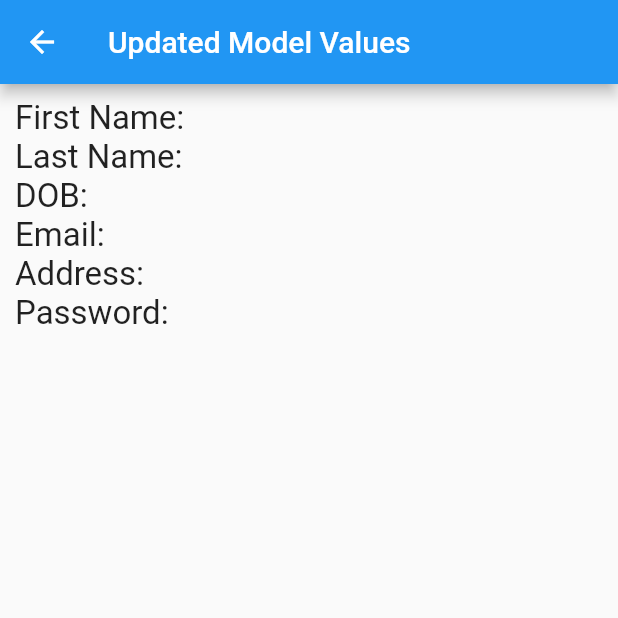
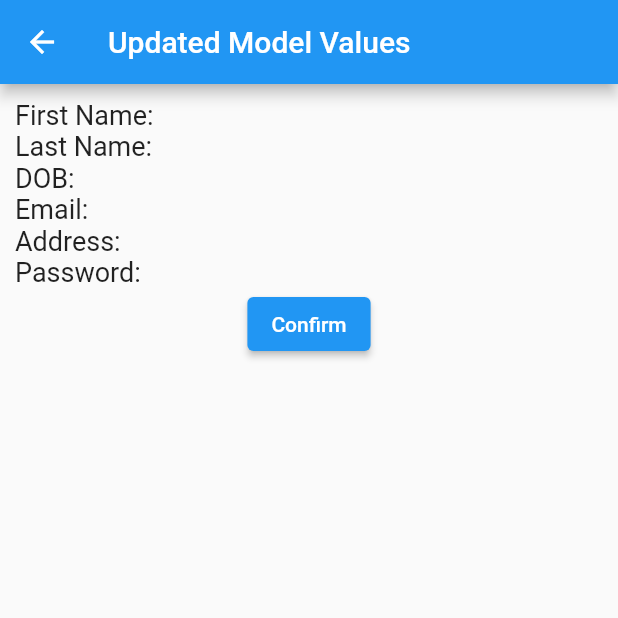
Before and after one commit to HarryM265/Form-Validation-Project, a Flutter app: the Result screen opened directly with empty values, on a phone screen of 412 x 824 dp, the top half of it. Run offline on Flutter 3.47's test engine with Material 2 defaults, Android fonts, the phone set to English and light mode, and no system bars.

Commit message:
Proper referencing

```diff
--- /dev/null
+++ b/lib/library.dart
@@ -0,0 +1,3 @@
+export 'models/models.dart';
+export 'views/views.dart';
+export 'widgets/widgets.dart';
--- /dev/null
+++ b/lib/models/models.dart
@@ -0,0 +1 @@
+export 'userModel.dart';
--- a/lib/result.dart
+++ b/lib/views/result.dart
@@ -1,5 +1,5 @@
 import 'package:flutter/material.dart';
-import 'userModel.dart';
+import 'package:form_validation/library.dart';
 
 // ignore: must_be_immutable
 class Result extends StatelessWidget {
@@ -20,19 +20,19 @@ class Result extends StatelessWidget {
           children: <Widget>[
             Text(
               'First Name: ' + model.firstName,
-              style: TextStyle(fontSize: 22),
+              style: TextStyle(fontSize: 18),
             ),
             Text(
               'Last Name: ' + model.lastName,
-              style: TextStyle(fontSize: 22),
+              style: TextStyle(fontSize: 18),
             ),
             Text(
               'DOB: ' + model.dateOfBirth,
-              style: TextStyle(fontSize: 22),
+              style: TextStyle(fontSize: 18),
             ),
             Text(
               'Email: ' + model.email,
-              style: TextStyle(fontSize: 22),
+              style: TextStyle(fontSize: 18),
             ),
             Text(
               'Address: ' +
@@ -43,12 +43,27 @@ class Result extends StatelessWidget {
                   model.suburb +
                   ' ' +
                   model.postcode,
-              style: TextStyle(fontSize: 22),
+              style: TextStyle(fontSize: 18),
             ),
             Text(
               'Password: ' + model.password,
-              style: TextStyle(fontSize: 22),
+              style: TextStyle(fontSize: 18),
             ),
+            Container(
+              alignment: Alignment.center,
+              child: ElevatedButton(
+                  onPressed: () {
+                    Navigator.push(
+                      context,
+                      MaterialPageRoute(
+                        builder: (context) {
+                          return HomePage();
+                        },
+                      ),
+                    );
+                  },
+                  child: Text('Confirm')),
+            )
           ],
         ),
       ),
--- /dev/null
+++ b/lib/views/views.dart
@@ -0,0 +1,4 @@
+export 'startupPage.dart';
+export 'formPage.dart';
+export 'result.dart';
+export 'homePage.dart';
--- a/lib/profileForm.dart
+++ b/lib/widgets/profileForm.dart
@@ -1,9 +1,6 @@
 //Create form stateful widget
 import 'package:flutter/material.dart';
-
-import 'userModel.dart';
-import 'result.dart';
-import 'textFormField.dart';
+import 'package:form_validation/library.dart';
 
 class ProfileForm extends StatefulWidget {
   @override
--- /dev/null
+++ b/lib/widgets/widgets.dart
@@ -0,0 +1,2 @@
+export 'profileForm.dart';
+export 'myTextFormField.dart';
```
Also changed, not shown: lib/main.dart (+3 -7 lines), lib/views/formPage.dart (added, +14 -0 lines), lib/views/homePage.dart (added, +15 -0 lines), lib/views/startupPage.dart (added, +12 -0 lines), lib/models/userModel.dart (renamed from lib/userModel.dart), lib/widgets/myTextFormField.dart (renamed from lib/textFormField.dart).
